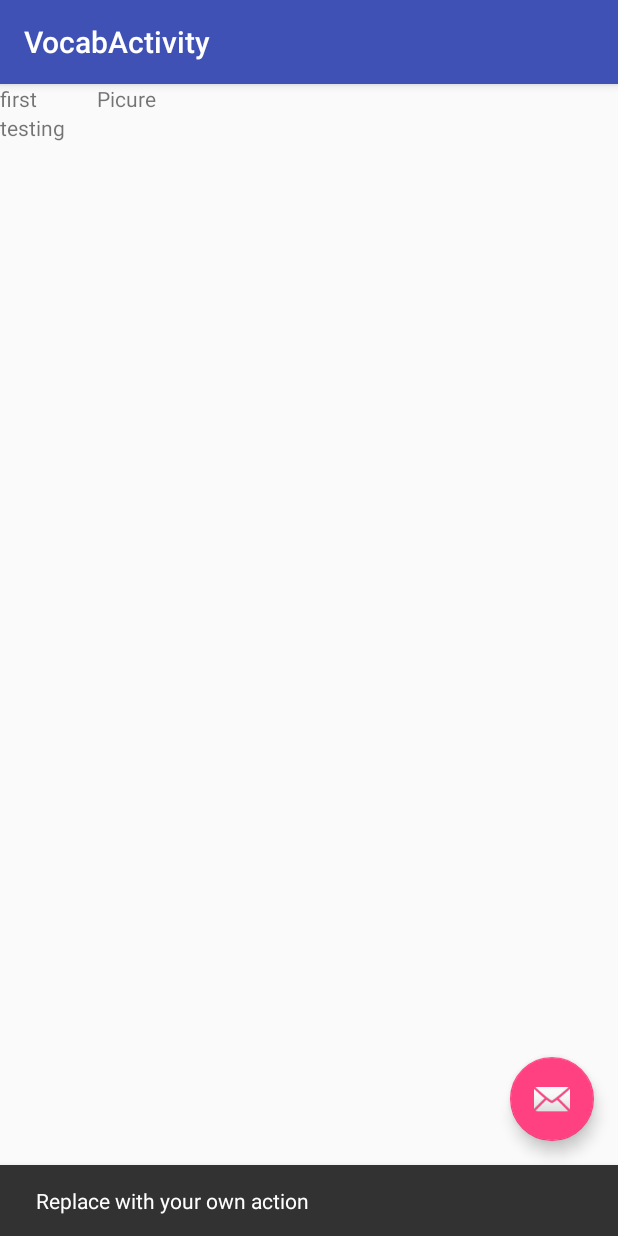
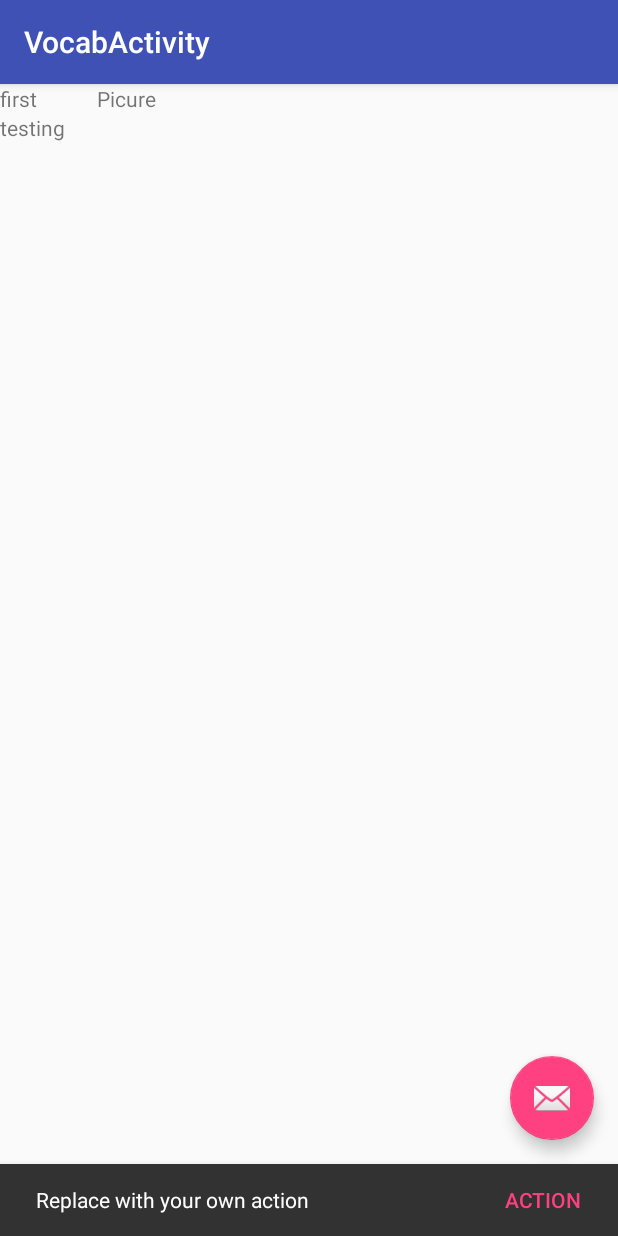
Before and after one commit to louis993546/K2K-Dictionary, an Android app: the BlankFragment screen opened directly, with no data from a screen before it, after a tap on an icon or button, on a phone screen of 412 x 824 dp. Run offline under Robolectric (Android 15) with nearby library versions, the phone set to English and light mode, and no system bars.

Commit message:
ADD: Share

```diff
--- a/app/src/main/java/org/one2oneworld/k2kdictionary/sampleDBHelper.java
+++ b/app/src/main/java/org/one2oneworld/k2kdictionary/sampleDBHelper.java
@@ -9,7 +9,7 @@ import android.provider.BaseColumns;
  * Created by Louis on 5/2/16.
  */
 public class sampleDBHelper extends SQLiteOpenHelper {
-    public static final int DATABASE_VERSION = 1;
+    public static final int DATABASE_VERSION = 2;
     public static final String DATABASE_NAME = "K2K.db";
     public static final String TABLE_NAME = "k2k";
     public static final String COLUMN_ID = "id";
@@ -17,7 +17,7 @@ public class sampleDBHelper extends SQLiteOpenHelper {
     public static final String COLUMN_DEF = "def";
 
     private static final String SQL_CREATE_TABLE = "CREATE TABLE k2k(" + COLUMN_VOCAB +", def)";
-    private static final String SQL_DROP_TABLE = "DROP TABLE IF EXIST k2k";
+    private static final String SQL_DROP_TABLE = "DROP TABLE IF EXISTS k2k";
 
     public sampleDBHelper(Context context) {
         super(context, DATABASE_NAME, null, DATABASE_VERSION);
--- a/app/src/main/java/org/one2oneworld/k2kdictionary/view/activity/VocabActivity.java
+++ b/app/src/main/java/org/one2oneworld/k2kdictionary/view/activity/VocabActivity.java
@@ -1,5 +1,6 @@
 package org.one2oneworld.k2kdictionary.view.activity;
 
+import android.content.Intent;
 import android.net.Uri;
 import android.os.Bundle;
 import android.os.Handler;
@@ -23,20 +24,29 @@ public class VocabActivity extends AppCompatActivity implements BlankFragment.On
 
         getSupportFragmentManager().beginTransaction().add(R.id.vocabactivity, BlankFragment.newInstance("first", "2"), "123").commit();
 
-        Handler h = new Handler();
-        h.postDelayed(new Runnable() {
-            @Override
-            public void run() {
-                getSupportFragmentManager().beginTransaction().replace(R.id.vocabactivity, BlankFragment.newInstance("second", "2")).addToBackStack(null).commit();
-            }
-        }, 10000);
+//        Handler h = new Handler();
+//        h.postDelayed(new Runnable() {
+//            @Override
+//            public void run() {
+//                getSupportFragmentManager().beginTransaction().replace(R.id.vocabactivity, BlankFragment.newInstance("second", "2")).addToBackStack(null).commit();
+//            }
+//        }, 10000);
+
 
         FloatingActionButton fab = (FloatingActionButton) findViewById(R.id.fab);
         fab.setOnClickListener(new View.OnClickListener() {
             @Override
             public void onClick(View view) {
-                Snackbar
-                        .make(view, "Replace with your own action", Snackbar.LENGTH_INDEFINITE).setAction("Action", null).show();
+                Snackbar.make(view, "Replace with your own action", Snackbar.LENGTH_INDEFINITE).setAction("Action", new View.OnClickListener() {
+                    @Override
+                    public void onClick(View v) {
+                        Intent sendIntent = new Intent();
+                        sendIntent.setAction(Intent.ACTION_SEND);
+                        sendIntent.putExtra(Intent.EXTRA_TEXT, "This is my text to send.");
+                        sendIntent.setType("text/plain");
+                        startActivity(sendIntent);
+                    }
+                }).show();
             }
         });
     }
--- a/app/src/main/java/org/one2oneworld/k2kdictionary/view/fragment/BlankFragment.java
+++ b/app/src/main/java/org/one2oneworld/k2kdictionary/view/fragment/BlankFragment.java
@@ -110,15 +110,14 @@ public class BlankFragment extends Fragment {
         SQLiteDatabase db = new sampleDBHelper(getContext()).getReadableDatabase();
 
         String[] colms = {"vocab", "def"};
-        Cursor c = db.query(true, "k2k", colms, null, null, null, null, null, null);
+        Cursor c = db.query(false, "k2k", colms, null, null, null, null, null, null);
         if (c != null) {
             c.moveToFirst();
             int count = c.getCount();
             int columnCount = c.getColumnCount();
-            ArrayList<String> ral = new ArrayList<>();
             if (count > 0) {
                 do {
-                    for (int j = 1; j < columnCount; j++) {
+                    for (int j = 0; j < columnCount; j++) {
                         Log.d("qqq4", c.getString(j));
                     }
                 } while (c.moveToNext());
--- a/build.gradle
+++ b/build.gradle
@@ -5,7 +5,7 @@ buildscript {
         jcenter()
     }
     dependencies {
-        classpath 'com.android.tools.build:gradle:2.0.0-alpha9'
+        classpath 'com.android.tools.build:gradle:2.0.0-beta4'
 
         // NOTE: Do not place your application dependencies here; they belong
         // in the individual module build.gradle files
```
Also changed, not shown: app/src/main/java/org/one2oneworld/k2kdictionary/view/activity/MainActivity.java (+6 -8 lines).
